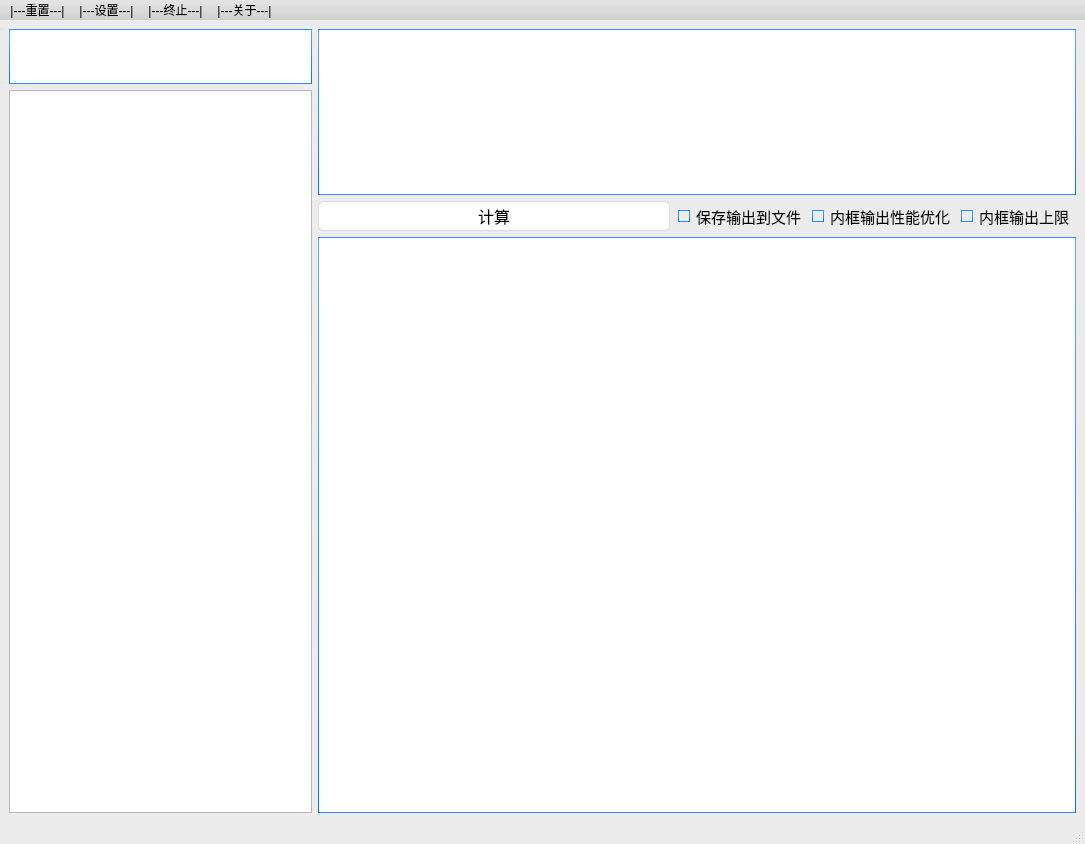
Qt form src/builtin_modules/ui/main_window.ui (HowieHz/hpyculator) before a commit.
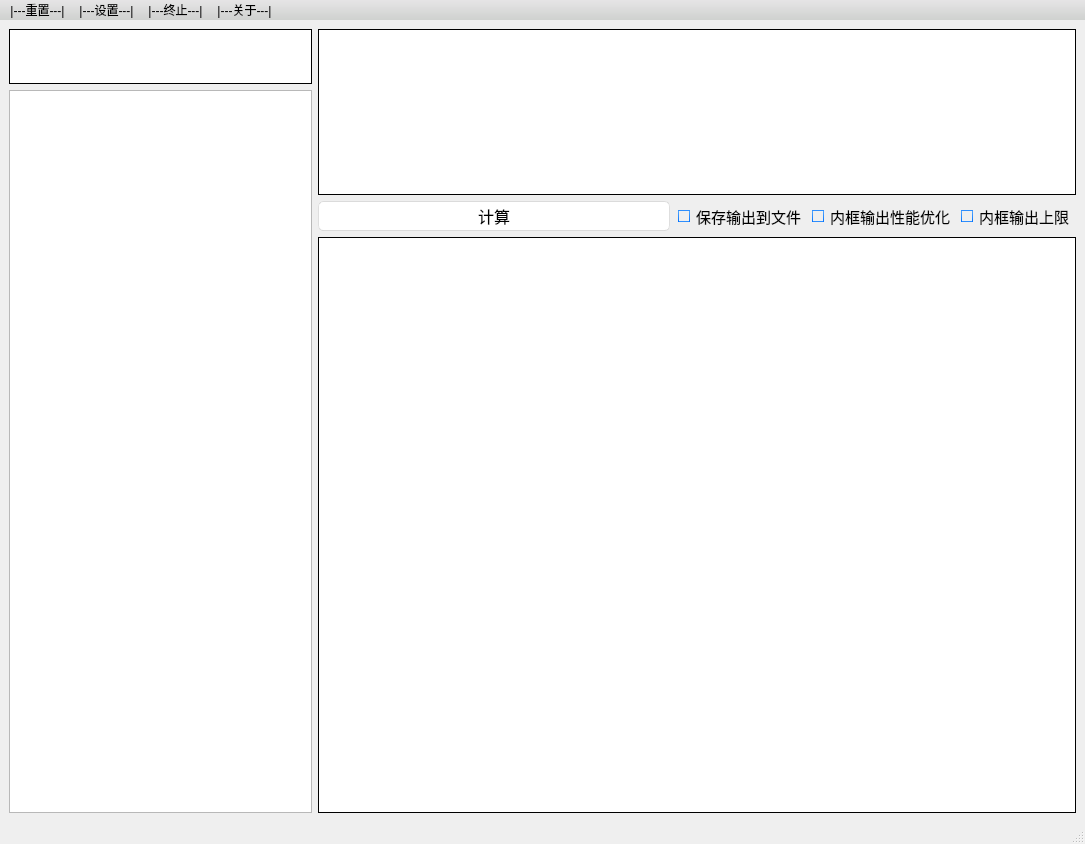
The same form after that commit. Icons and pictures are not drawn.

Patch:
```diff
--- a/src/builtin_modules/ui/main_window.ui
+++ b/src/builtin_modules/ui/main_window.ui
@@ -22,17 +22,14 @@
 Available at: https://github.com/GTRONICK/QSS/blob/master/Aqua.qss
 */
 QMainWindow {
-	background-color:#ececec;
 }
 QTextEdit {
 	border-width: 1px;
 	border-style: solid;
-	border-color: qlineargradient(spread:pad, x1:0.5, y1:1, x2:0.5, y2:0, stop:0 rgba(0, 113, 255, 255), stop:1 rgba(91, 171, 252, 255));
 }
 QPlainTextEdit {
 	border-width: 1px;
 	border-style: solid;
-	border-color: qlineargradient(spread:pad, x1:0.5, y1:1, x2:0.5, y2:0, stop:0 rgba(0, 113, 255, 255), stop:1 rgba(91, 171, 252, 255));
 }
 QToolButton {
 	border-style: solid;
```
Left out of the diff: 11 changed lines with no effect on the pictures.
